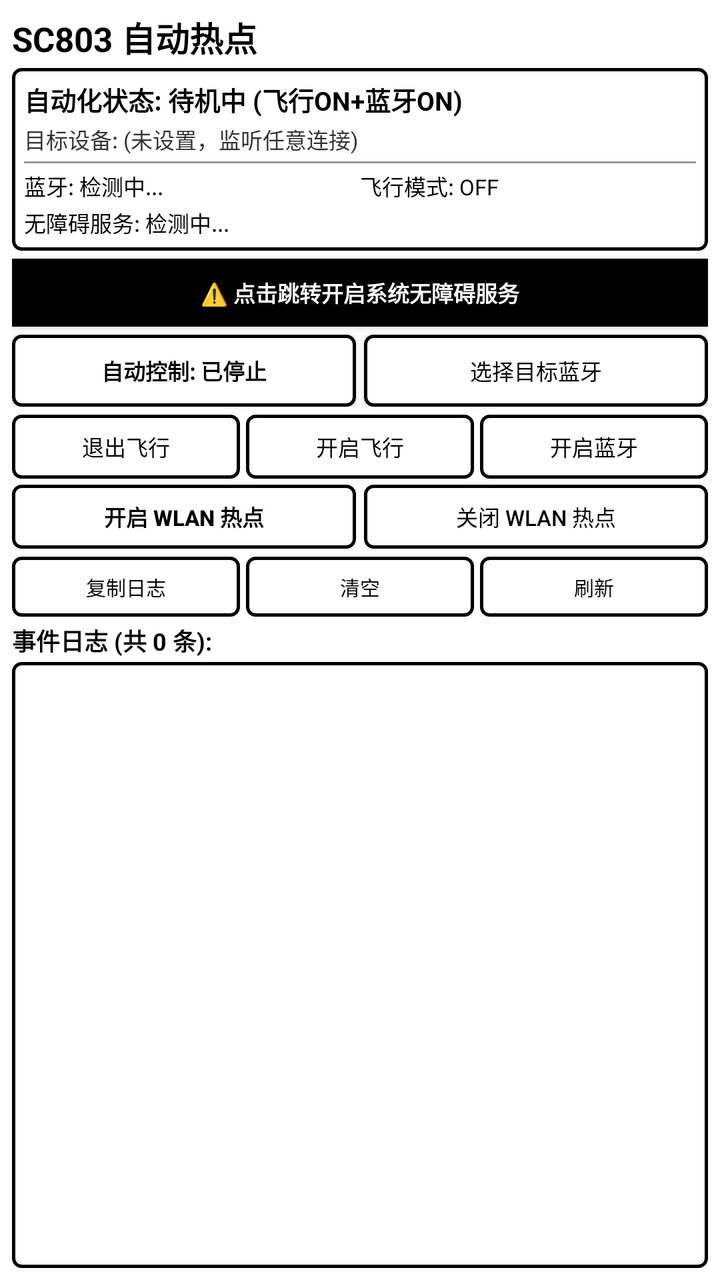
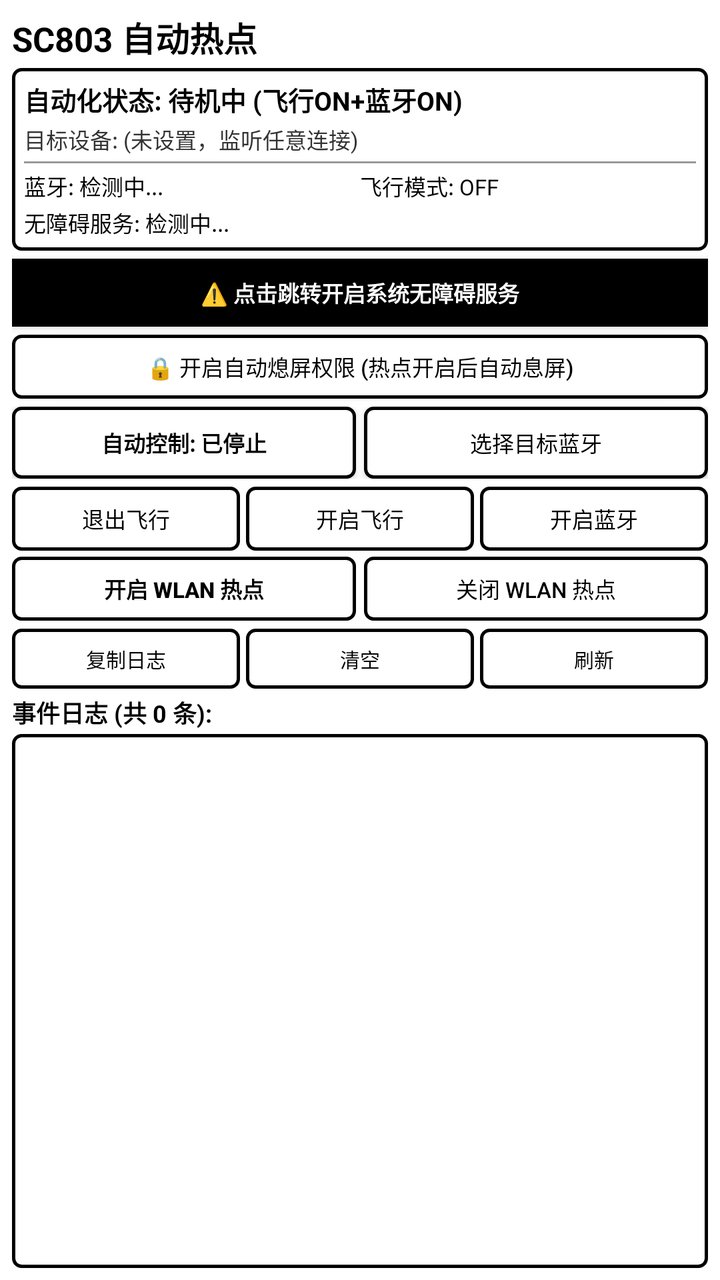

Screens rendered from an Android XML layout before and after an edit, with the pre-edit source and the edit as a unified diff.
<!-- AndroidManifest.xml: application theme Theme.SC803Probe -->
<!-- res/layout/activity_main.xml -->
<?xml version="1.0" encoding="utf-8"?>
<LinearLayout xmlns:android="http://schemas.android.com/apk/res/android"
    android:layout_width="match_parent"
    android:layout_height="match_parent"
    android:orientation="vertical"
    android:background="@color/white"
    android:padding="6dp">

    
    <TextView
        android:layout_width="match_parent"
        android:layout_height="wrap_content"
        android:text="SC803 自动热点"
        android:textColor="@color/black"
        android:textSize="17sp"
        android:textStyle="bold" />

    
    <LinearLayout
        android:layout_width="match_parent"
        android:layout_height="wrap_content"
        android:orientation="vertical"
        android:background="@drawable/card_border"
        android:padding="6dp"
        android:layout_marginTop="3dp"
        android:layout_marginBottom="4dp">

        <TextView
            android:id="@+id/tv_automation_state"
            android:layout_width="match_parent"
            android:layout_height="wrap_content"
            android:text="自动化状态: 待机中 (飞行ON+蓝牙ON)"
            android:textColor="@color/black"
            android:textSize="13sp"
            android:textStyle="bold" />

        <TextView
            android:id="@+id/tv_target_device"
            android:layout_width="match_parent"
            android:layout_height="wrap_content"
            android:text="目标设备: (未设置，监听任意连接)"
            android:textColor="@color/dark_gray"
            android:textSize="11sp"
            android:layout_marginTop="2dp" />

        <View
            android:layout_width="match_parent"
            android:layout_height="1dp"
            android:background="@color/divider_color"
            android:layout_marginTop="3dp"
            android:layout_marginBottom="3dp" />

        <LinearLayout
            android:layout_width="match_parent"
            android:layout_height="wrap_content"
            android:orientation="horizontal">

            <TextView
                android:id="@+id/tv_bt_status"
                android:layout_width="0dp"
                android:layout_height="wrap_content"
                android:layout_weight="1"
                android:text="蓝牙: 检测中..."
                android:textColor="@color/black"
                android:textSize="11sp" />

            <TextView
                android:id="@+id/tv_airplane_status"
                android:layout_width="0dp"
                android:layout_height="wrap_content"
                android:layout_weight="1"
                android:text="飞行模式: OFF"
                android:textColor="@color/black"
                android:textSize="11sp" />
        </LinearLayout>

        <TextView
            android:id="@+id/tv_accessibility_status"
            android:layout_width="match_parent"
            android:layout_height="wrap_content"
            android:text="无障碍服务: 检测中..."
            android:textColor="@color/black"
            android:textSize="11sp"
            android:layout_marginTop="2dp" />
    </LinearLayout>

    
    <Button
        android:id="@+id/btn_open_accessibility"
        android:layout_width="match_parent"
        android:layout_height="34dp"
        android:text="⚠️ 点击跳转开启系统无障碍服务"
        android:textColor="@color/white"
        android:background="@color/black"
        android:textSize="11sp"
        android:textStyle="bold"
        android:layout_marginBottom="4dp" />

    
    <LinearLayout
        android:layout_width="match_parent"
        android:layout_height="wrap_content"
        android:orientation="horizontal"
        android:layout_marginBottom="4dp">

        <Button
            android:id="@+id/btn_toggle_auto"
            android:layout_width="0dp"
            android:layout_height="36dp"
            android:layout_weight="1"
            android:text="自动控制: 已停止"
            android:textColor="@color/black"
            android:textSize="11sp"
            android:textStyle="bold"
            android:background="@drawable/btn_border"
            android:layout_marginEnd="2dp" />

        <Button
            android:id="@+id/btn_select_device"
            android:layout_width="0dp"
            android:layout_height="36dp"
            android:layout_weight="1"
            android:text="选择目标蓝牙"
            android:textColor="@color/black"
            android:textSize="11sp"
            android:background="@drawable/btn_border"
            android:layout_marginStart="2dp" />
    </LinearLayout>

    
    <LinearLayout
        android:layout_width="match_parent"
        android:layout_height="wrap_content"
        android:orientation="horizontal"
        android:layout_marginBottom="3dp">

        <Button
            android:id="@+id/btn_airplane_off"
            android:layout_width="0dp"
            android:layout_height="32dp"
            android:layout_weight="1"
            android:text="退出飞行"
            android:textColor="@color/black"
            android:textSize="11sp"
            android:background="@drawable/btn_border"
            android:layout_marginEnd="2dp" />

        <Button
            android:id="@+id/btn_airplane_on"
            android:layout_width="0dp"
            android:layout_height="32dp"
            android:layout_weight="1"
            android:text="开启飞行"
            android:textColor="@color/black"
            android:textSize="11sp"
            android:background="@drawable/btn_border"
            android:layout_marginStart="1dp"
            android:layout_marginEnd="2dp" />

        <Button
            android:id="@+id/btn_bluetooth_on"
            android:layout_width="0dp"
            android:layout_height="32dp"
            android:layout_weight="1"
            android:text="开启蓝牙"
            android:textColor="@color/black"
            android:textSize="11sp"
            android:background="@drawable/btn_border"
            android:layout_marginStart="1dp" />
    </LinearLayout>

    <LinearLayout
        android:layout_width="match_parent"
        android:layout_height="wrap_content"
        android:orientation="horizontal"
        android:layout_marginBottom="4dp">

        <Button
            android:id="@+id/btn_hotspot_on"
            android:layout_width="0dp"
            android:layout_height="32dp"
            android:layout_weight="1"
            android:text="开启 WLAN 热点"
            android:textColor="@color/black"
            android:textSize="11sp"
            android:textStyle="bold"
            android:background="@drawable/btn_border"
            android:layout_marginEnd="2dp" />

        <Button
            android:id="@+id/btn_hotspot_off"
            android:layout_width="0dp"
            android:layout_height="32dp"
            android:layout_weight="1"
            android:text="关闭 WLAN 热点"
            android:textColor="@color/black"
            android:textSize="11sp"
            android:background="@drawable/btn_border"
            android:layout_marginStart="2dp" />
    </LinearLayout>

    
    <LinearLayout
        android:layout_width="match_parent"
        android:layout_height="wrap_content"
        android:orientation="horizontal"
        android:layout_marginBottom="3dp">

        <Button
            android:id="@+id/btn_copy_logs"
            android:layout_width="0dp"
            android:layout_height="30dp"
            android:layout_weight="1"
            android:text="复制日志"
            android:textColor="@color/black"
            android:textSize="10sp"
            android:background="@drawable/btn_border"
            android:layout_marginEnd="2dp" />

        <Button
            android:id="@+id/btn_clear_logs"
            android:layout_width="0dp"
            android:layout_height="30dp"
            android:layout_weight="1"
            android:text="清空"
            android:textColor="@color/black"
            android:textSize="10sp"
            android:background="@drawable/btn_border"
            android:layout_marginStart="1dp"
            android:layout_marginEnd="2dp" />

        <Button
            android:id="@+id/btn_refresh"
            android:layout_width="0dp"
            android:layout_height="30dp"
            android:layout_weight="1"
            android:text="刷新"
            android:textColor="@color/black"
            android:textSize="10sp"
            android:background="@drawable/btn_border"
            android:layout_marginStart="1dp" />
    </LinearLayout>

    
    <TextView
        android:id="@+id/tv_log_summary"
        android:layout_width="match_parent"
        android:layout_height="wrap_content"
        android:text="事件日志 (共 0 条):"
        android:textColor="@color/black"
        android:textSize="12sp"
        android:textStyle="bold"
        android:layout_marginBottom="2dp" />

    
    <FrameLayout
        android:layout_width="match_parent"
        android:layout_height="0dp"
        android:layout_weight="1"
        android:background="@drawable/card_border"
        android:padding="2dp">

        <androidx.recyclerview.widget.RecyclerView
            android:id="@+id/rv_logs"
            android:layout_width="match_parent"
            android:layout_height="match_parent"
            android:scrollbars="vertical" />
    </FrameLayout>

</LinearLayout>
<!-- resources referenced by this layout -->
<resources>
  <color name="black">#000000</color>
  <color name="dark_gray">#333333</color>
  <color name="divider_color">#999999</color>
  <color name="white">#FFFFFF</color>
  <!-- drawable btn_border (drawable) -->
  <?xml version="1.0" encoding="utf-8"?>
  <ripple xmlns:android="http://schemas.android.com/apk/res/android"
      android:color="@color/light_gray">
      <item>
          <shape android:shape="rectangle">
              <solid android:color="@color/white" />
              <stroke
                  android:width="1.5dp"
                  android:color="@color/black" />
              <corners android:radius="4dp" />
              <padding
                  android:left="8dp"
                  android:top="6dp"
                  android:right="8dp"
                  android:bottom="6dp" />
          </shape>
      </item>
  </ripple>
  <!-- drawable card_border (drawable) -->
  <?xml version="1.0" encoding="utf-8"?>
  <shape xmlns:android="http://schemas.android.com/apk/res/android"
      android:shape="rectangle">
      <solid android:color="@color/white" />
      <stroke
          android:width="1.5dp"
          android:color="@color/black" />
      <corners android:radius="4dp" />
  </shape>
  <style name="Theme.SC803Probe" parent="Theme.AppCompat.Light.NoActionBar">
          <item name="colorPrimary">@color/black</item>
          <item name="colorPrimaryDark">@color/black</item>
          <item name="colorAccent">@color/black</item>
          <item name="android:windowBackground">@color/white</item>
          <item name="android:textColor">@color/black</item>
      </style>
  <color name="light_gray">#E0E0E0</color>
</resources>

<!-- the commit's change to res/layout/activity_main.xml (unified diff, before → after) -->
@@ -97,6 +97,17 @@
         android:layout_marginBottom="4dp" />
 
     
+    <Button
+        android:id="@+id/btn_device_admin"
+        android:layout_width="match_parent"
+        android:layout_height="32dp"
+        android:text="🔒 开启自动熄屏权限 (热点开启后自动息屏)"
+        android:textColor="@color/black"
+        android:background="@drawable/btn_border"
+        android:textSize="11sp"
+        android:layout_marginBottom="4dp" />
+
+    
     <LinearLayout
         android:layout_width="match_parent"
         android:layout_height="wrap_content"
